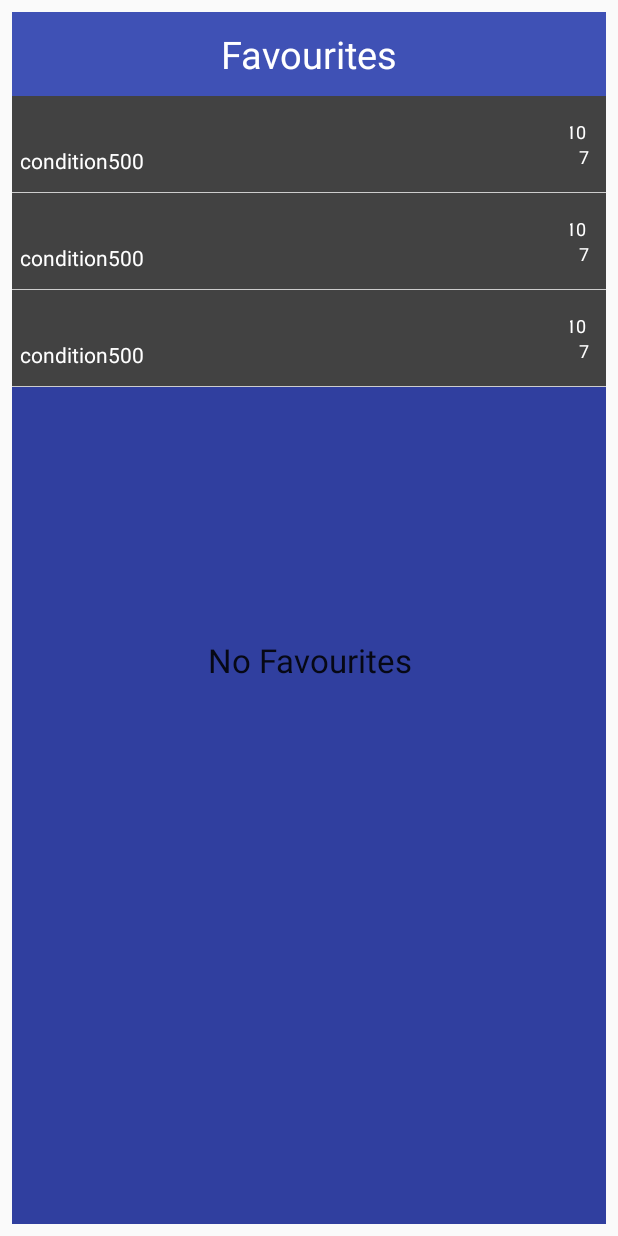
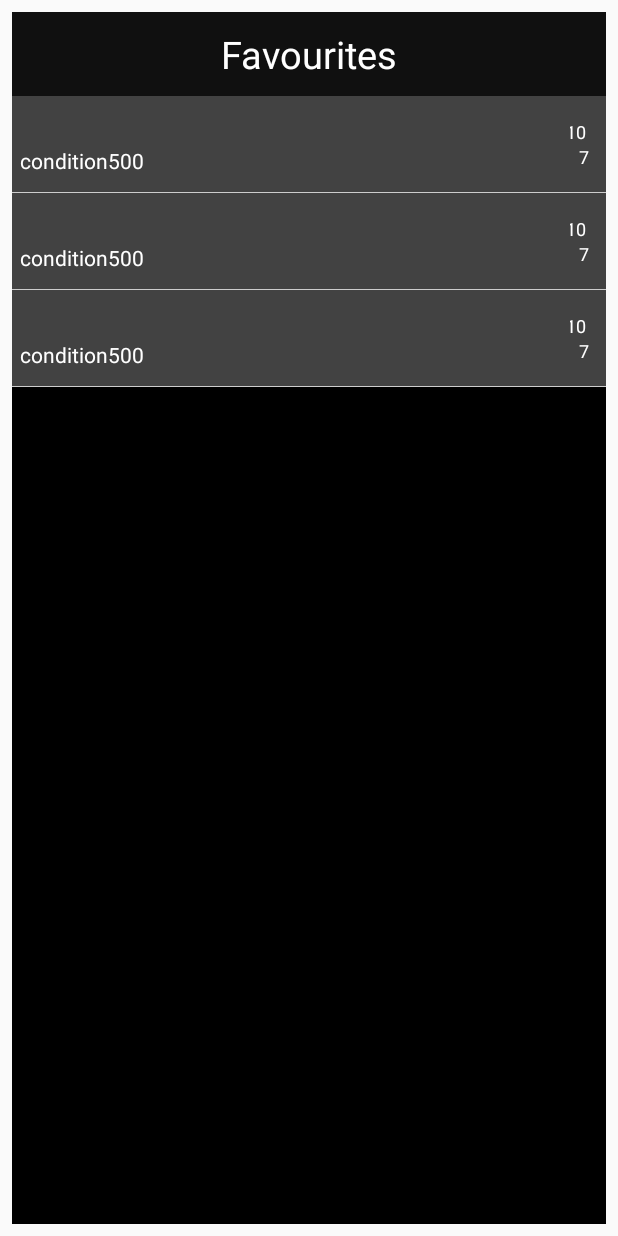
Before and after one commit to kinshuk4/AndroidYara, an Android app: the layout favourite_widget.xml on its own in the app's theme, with its tools: preview values and no code run, on a phone screen of 412 x 824 dp. Run offline under Robolectric (Android 15) with nearby library versions, the phone set to English and light mode, and no system bars; network calls fail.

Commit message:
fixing the colour and indenting in the layout xml files.

```diff
--- a/app/src/main/res/layout-w900dp/reddit_list.xml
+++ b/app/src/main/res/layout-w900dp/reddit_list.xml
@@ -22,10 +22,10 @@
         android:id="@+id/reddititem_list"
         android:name="com.udacity.yara.ui.ListActivity"
         android:layout_width="0dp"
-        android:layout_weight="3"
         android:layout_height="match_parent"
         android:layout_marginLeft="16dp"
         android:layout_marginRight="16dp"
+        android:layout_weight="3"
         app:layoutManager="LinearLayoutManager"
         tools:context=".ui.RedditItemListActivity"
         tools:listitem="@layout/listitem_content" />
--- a/app/src/main/res/layout/favourite_widget.xml
+++ b/app/src/main/res/layout/favourite_widget.xml
@@ -10,35 +10,38 @@
         android:layout_width="match_parent"
         android:layout_height="@dimen/abc_action_bar_default_height_material"
         android:background="@color/colorPrimary">
+
         <TextView
             android:layout_width="wrap_content"
             android:layout_height="wrap_content"
+            android:layout_gravity="center"
+            android:text="@string/title_favourites"
             android:textColor="@android:color/white"
-            android:text="@string/title_favourites"
-            android:layout_gravity="center"
-            android:textSize="25sp"
-            />
+            android:textSize="25sp" />
 
     </FrameLayout>
+
     <FrameLayout
         android:layout_width="match_parent"
         android:layout_height="0dp"
         android:layout_weight="1"
         android:background="@color/colorPrimaryDark">
+
         <ListView
             android:id="@+id/widget_list"
             android:layout_width="match_parent"
             android:layout_height="match_parent"
             android:divider="@drawable/divider"
             android:dividerHeight="1px"
-            tools:listitem="@layout/favourite_widget_list_item"/>
+            tools:listitem="@layout/favourite_widget_list_item" />
+
         <TextView
             android:id="@+id/widget_empty"
             android:layout_width="match_parent"
             android:layout_height="match_parent"
             android:gravity="center"
-            android:textAppearance="?android:textAppearanceLarge"
-            android:text="@string/no_favourites"/>
+            android:text="@string/no_favourites"
+            android:textAppearance="?android:textAppearanceLarge" />
     </FrameLayout>
 
 </LinearLayout>
--- a/app/src/main/res/layout/header.xml
+++ b/app/src/main/res/layout/header.xml
@@ -7,5 +7,4 @@
     android:weightSum="1">
 
 
-
 </RelativeLayout>
--- a/app/src/main/res/layout/reddit_list.xml
+++ b/app/src/main/res/layout/reddit_list.xml
@@ -7,10 +7,10 @@
     android:name="com.udacity.yara.ui.ListActivity"
     android:layout_width="match_parent"
     android:layout_height="match_parent"
+    android:layout_marginEnd="16dp"
     android:layout_marginLeft="16dp"
     android:layout_marginRight="16dp"
     android:layout_marginStart="16dp"
-    android:layout_marginEnd="16dp"
     android:background="#ECEFF1"
     android:descendantFocusability="afterDescendants"
     app:layoutManager="LinearLayoutManager"
--- a/app/src/main/res/values/colors.xml
+++ b/app/src/main/res/values/colors.xml
@@ -1,7 +1,7 @@
 <?xml version="1.0" encoding="utf-8"?>
 <resources>
-    <color name="colorPrimary">#3F51B5</color>
-    <color name="colorPrimaryDark">#303F9F</color>
+    <color name="colorPrimary">#101010</color>
+    <color name="colorPrimaryDark">#000000</color>
     <color name="colorAccent">#FF4081</color>
     <color name="greyMid">#333333</color>
     <color name="greyMidLight">#404040</color>
```
Also changed, not shown: app/src/main/res/layout/activity_list.xml (+7 -12 lines), app/src/main/res/layout/activity_manage_subs.xml (+14 -11 lines), app/src/main/res/menu/detail_menu.xml (+3 -4 lines).
